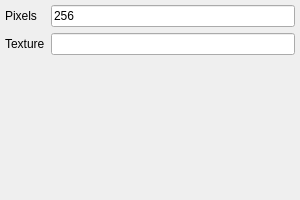
The window that editor/lib/ui/export_params.ui (RazielSun/juma-editor) describes before a commit, drawn with Qt 5.
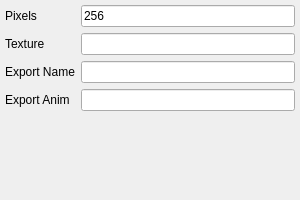
The same window after the commit.

Patch:
```diff
--- a/editor/lib/ui/export_params.ui
+++ b/editor/lib/ui/export_params.ui
@@ -59,6 +59,26 @@
    <item row="1" column="1">
     <widget class="QLineEdit" name="textureEdit"/>
    </item>
+   <item row="2" column="1">
+    <widget class="QLineEdit" name="exportNameEdit"/>
+   </item>
+   <item row="3" column="1">
+    <widget class="QLineEdit" name="exportAnimEdit"/>
+   </item>
+   <item row="2" column="0">
+    <widget class="QLabel" name="exportNameLabel">
+     <property name="text">
+      <string>Export Name</string>
+     </property>
+    </widget>
+   </item>
+   <item row="3" column="0">
+    <widget class="QLabel" name="exportAnimLabel">
+     <property name="text">
+      <string>Export Anim</string>
+     </property>
+    </widget>
+   </item>
   </layout>
  </widget>
  <resources/>
```
Left out of the diff: 2 changed lines with no effect on the pictures.
